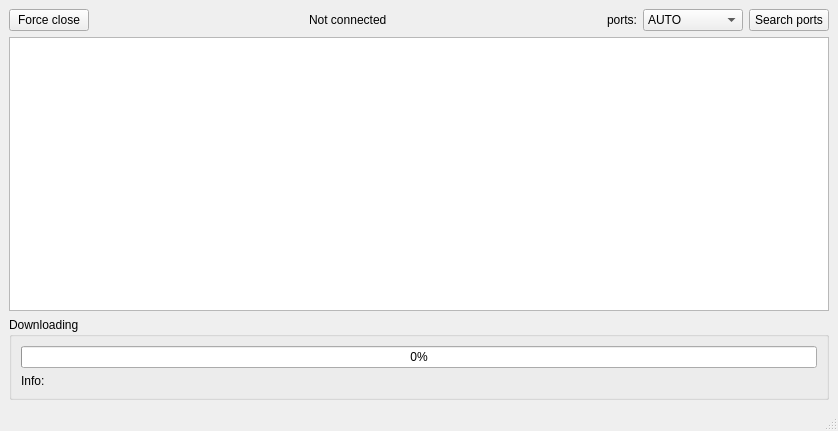
This is src/frames/UI_LinuxInstaller.ui in bq/web2board as Qt 5 draws it before an edit. The edited form follows.
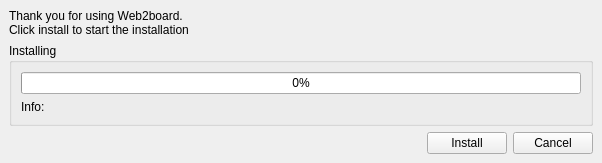
This is the edited form. Icons and pictures are not drawn.

Commit message: linux installer now with Window

Diff of the .ui file:
```diff
--- a/src/frames/UI_LinuxInstaller.ui
+++ b/src/frames/UI_LinuxInstaller.ui
@@ -6,104 +6,27 @@
    <rect>
     <x>0</x>
     <y>0</y>
-    <width>838</width>
-    <height>431</height>
+    <width>602</width>
+    <height>154</height>
    </rect>
   </property>
   <property name="windowTitle">
    <string>Web2board</string>
   </property>
   <widget class="QWidget" name="centralwidget">
-   <layout class="QVBoxLayout" name="verticalLayout_2">
+   <layout class="QVBoxLayout" name="verticalLayout_2" stretch="0,0,0">
     <item>
-     <layout class="QHBoxLayout" name="horizontalLayout">
-      <item>
-       <widget class="QPushButton" name="forceClose">
-        <property name="text">
-         <string>Force close</string>
-        </property>
-        <property name="icon">
-         <iconset theme="warning">
-          <normaloff/>
-         </iconset>
-        </property>
-       </widget>
-      </item>
-      <item>
-       <spacer name="horizontalSpacer">
-        <property name="orientation">
-         <enum>Qt::Horizontal</enum>
-        </property>
-        <property name="sizeHint" stdset="0">
-         <size>
-          <width>40</width>
-          <height>20</height>
-         </size>
-        </property>
-       </spacer>
-      </item>
-      <item>
-       <widget class="QLabel" name="wsConnectedLabel">
-        <property name="text">
-         <string>Not connected</string>
-        </property>
-       </widget>
-      </item>
-      <item>
-       <spacer name="horizontalSpacer_2">
-        <property name="orientation">
-         <enum>Qt::Horizontal</enum>
-        </property>
-        <property name="sizeHint" stdset="0">
-         <size>
-          <width>40</width>
-          <height>20</height>
-         </size>
-        </property>
-       </spacer>
-      </item>
-      <item>
-       <widget class="QLabel" name="label">
-        <property name="text">
-         <string>ports:</string>
-        </property>
-       </widget>
-      </item>
-      <item>
-       <widget class="QComboBox" name="ports">
-        <property name="minimumSize">
-         <size>
-          <width>100</width>
-          <height>0</height>
-         </size>
-        </property>
-        <item>
-         <property name="text">
-          <string>AUTO</string>
-         </property>
-        </item>
-       </widget>
-      </item>
-      <item>
-       <widget class="QPushButton" name="searchPorts">
-        <property name="text">
-         <string>Search ports</string>
-        </property>
-       </widget>
-      </item>
-     </layout>
-    </item>
-    <item>
-     <widget class="QTextEdit" name="console">
-      <property name="readOnly">
-       <bool>true</bool>
+     <widget class="QLabel" name="intro">
+      <property name="text">
+       <string>Thank you for using Web2board.
+Click install to start the installation</string>
       </property>
      </widget>
     </item>
     <item>
      <widget class="QGroupBox" name="updateGroupbox">
       <property name="title">
-       <string>Downloading</string>
+       <string>Installing</string>
       </property>
       <layout class="QVBoxLayout" name="verticalLayout_3">
        <item>
@@ -123,9 +46,39 @@
       </layout>
      </widget>
     </item>
+    <item>
+     <layout class="QHBoxLayout" name="horizontalLayout">
+      <item>
+       <spacer name="horizontalSpacer">
+        <property name="orientation">
+         <enum>Qt::Horizontal</enum>
+        </property>
+        <property name="sizeHint" stdset="0">
+         <size>
+          <width>40</width>
+          <height>20</height>
+         </size>
+        </property>
+       </spacer>
+      </item>
+      <item>
+       <widget class="QPushButton" name="install">
+        <property name="text">
+         <string>Install</string>
+        </property>
+       </widget>
+      </item>
+      <item>
+       <widget class="QPushButton" name="cancel">
+        <property name="text">
+         <string>Cancel</string>
+        </property>
+       </widget>
+      </item>
+     </layout>
+    </item>
    </layout>
   </widget>
-  <widget class="QStatusBar" name="statusbar"/>
  </widget>
  <resources/>
  <connections/>
```
Left out of the diff: 4 changed lines with no effect on the pictures. The commit also changes 6 other files.
